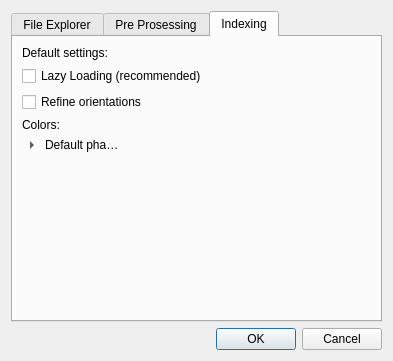
This is ui/advanced_settings.ui in EBSP-Indexer/EBSP-Indexer as Qt 5 draws it before an edit. The edited form follows.
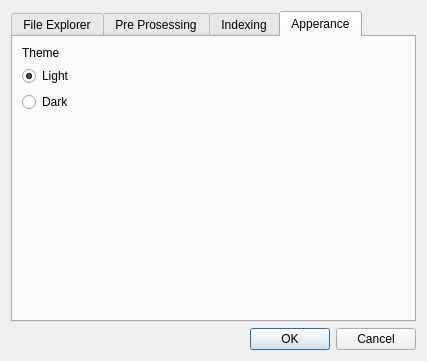
This is the edited form.

Commit message: Fix when settings are applied, light/dark mode

Diff of the .ui file:
```diff
--- a/ui/advanced_settings.ui
+++ b/ui/advanced_settings.ui
@@ -6,7 +6,7 @@
    <rect>
     <x>0</x>
     <y>0</y>
-    <width>393</width>
+    <width>427</width>
     <height>361</height>
    </rect>
   </property>
@@ -27,7 +27,7 @@
    <item row="0" column="0">
     <widget class="QTabWidget" name="tabWidget">
      <property name="currentIndex">
-      <number>2</number>
+      <number>3</number>
      </property>
      <widget class="QWidget" name="fileExplorerTab">
       <attribute name="title">
@@ -498,6 +498,87 @@
        </item>
       </layout>
      </widget>
+     <widget class="QWidget" name="apperanceTab">
+      <property name="accessibleName">
+       <string>Apperance</string>
+      </property>
+      <attribute name="title">
+       <string>Apperance</string>
+      </attribute>
+      <layout class="QVBoxLayout" name="verticalLayout_6">
+       <item>
+        <widget class="QLabel" name="label_8">
+         <property name="text">
+          <string>Theme</string>
+         </property>
+        </widget>
+       </item>
+       <item>
+        <layout class="QHBoxLayout" name="horizontalLayout_3">
+         <item>
+          <widget class="QRadioButton" name="lightRadioButton">
+           <property name="text">
+            <string>Light</string>
+           </property>
+           <property name="checked">
+            <bool>true</bool>
+           </property>
+          </widget>
+         </item>
+         <item>
+          <spacer name="horizontalSpacer_3">
+           <property name="orientation">
+            <enum>Qt::Horizontal</enum>
+           </property>
+           <property name="sizeHint" stdset="0">
+            <size>
+             <width>40</width>
+             <height>20</height>
+            </size>
+           </property>
+          </spacer>
+         </item>
+        </layout>
+       </item>
+       <item>
+        <layout class="QHBoxLayout" name="horizontalLayout_4">
+         <item>
+          <widget class="QRadioButton" name="darkRadioButton">
+           <property name="text">
+            <string>Dark</string>
+           </property>
+          </widget>
+         </item>
+         <item>
+          <spacer name="horizontalSpacer_2">
+           <property name="orientation">
+            <enum>Qt::Horizontal</enum>
+           </property>
+           <property name="sizeHint" stdset="0">
+            <size>
+             <width>40</width>
+             <height>20</height>
+            </size>
+           </property>
+          </spacer>
+         </item>
+        </layout>
+       </item>
+       <item>
+        <spacer name="verticalSpacer_4">
+         <property name="orientation">
+          <enum>Qt::Vertical</enum>
+         </property>
+         <property name="sizeHint" stdset="0">
+          <size>
+           <width>20</width>
+           <height>40</height>
+          </size>
+         </property>
+        </spacer>
+       </item>
+      </layout>
+     </widget>
     </widget>
    </item>
   </layout>
```
The commit also changes 4 other files.
